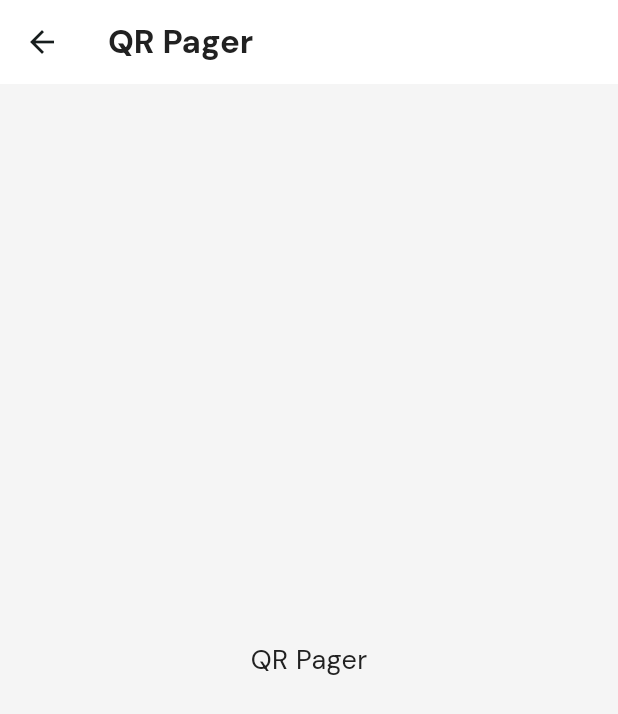
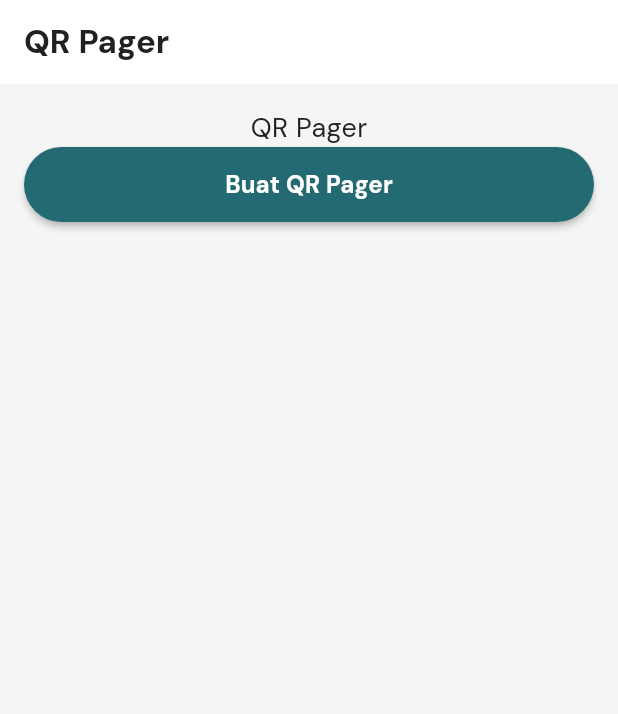
Before and after one commit to Squad-Qwat/Mobile-Pager_Flutter, a Flutter app: the QRViewPage screen opened directly, on a phone screen of 412 x 824 dp. Shown: the top 714 px of the screen. Run offline on Flutter 3.47's test engine with Material 3 defaults, Android fonts, the phone set to English and light mode, and no system bars; our stand-ins replace google_fonts, iconsax_flutter.

Commit message:
feat: page routes

```diff
--- /dev/null
+++ b/lib/core/constants/app_routes.dart
@@ -0,0 +1,8 @@
+class AppRoutes {
+  static const String home = '/';
+  static const String qrView = '/qr-view';
+  static const String pagerHistory = '/pager-history';
+  static const String addPager = '/add-pager';
+
+  AppRoutes._();
+}
--- /dev/null
+++ b/lib/core/theme/app_padding.dart
@@ -0,0 +1,8 @@
+class AppPadding {
+  static const double p8 = 8.0;
+  static const double p12 = 12.0;
+  static const double p16 = 16.0;
+  static const double p24 = 24.0;
+  static const double p32 = 32.0;
+  AppPadding._();
+}
--- a/lib/features/pager_qr_view/presentation/qr_view_page.dart
+++ b/lib/features/pager_qr_view/presentation/qr_view_page.dart
@@ -1,6 +1,8 @@
 import 'package:flutter/material.dart';
 import 'package:google_fonts/google_fonts.dart';
+import 'package:mobile_pager_flutter/core/presentation/widget/buttons/primary_button.dart';
 import 'package:mobile_pager_flutter/core/theme/app_color.dart';
+import 'package:mobile_pager_flutter/core/theme/app_padding.dart';
 
 class QRViewPage extends StatelessWidget {
   const QRViewPage({super.key});
@@ -19,10 +21,21 @@ class QRViewPage extends StatelessWidget {
         backgroundColor: AppColor.white,
         elevation: 0,
       ),
-      body: Center(
-        child: Text(
-          'QR Pager',
-          style: GoogleFonts.dmSans(fontSize: 18, color: AppColor.textPrimary),
+      body: Padding(
+        padding: const EdgeInsets.all(AppPadding.p16),
+        child: Column(
+          children: [
+            Text(
+              'QR Pager',
+              style: GoogleFonts.dmSans(
+                fontSize: 18,
+                color: AppColor.textPrimary,
+              ),
+            ),
+            PrimaryButton(text: "Buat QR Pager", onPressed: () {
+
+            }),
+          ],
         ),
       ),
     );
```
Also changed, not shown: lib/features/add_pager_page/presentation/add_pager_page.dart (added, +32 -0 lines), lib/main.dart (+8 -0 lines).
